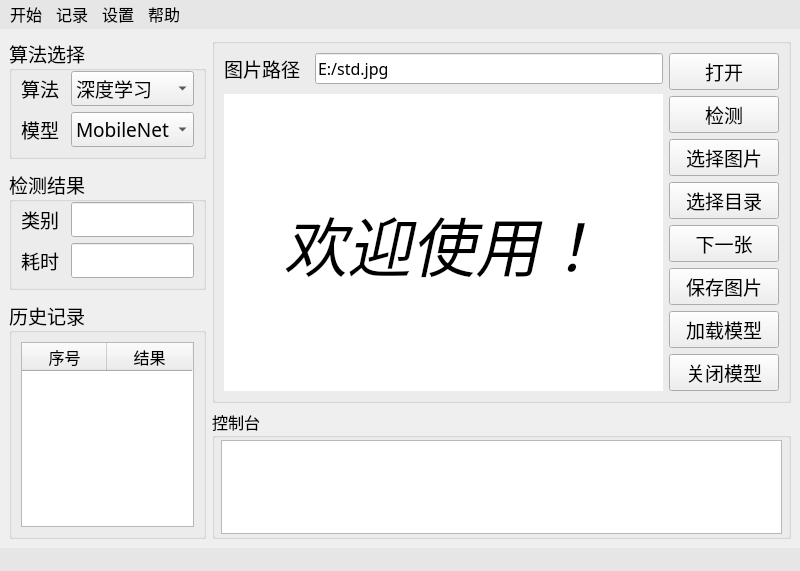
Qt form qt/ui_detection.ui (wang-jiankun/Defect-Detection) before a commit.
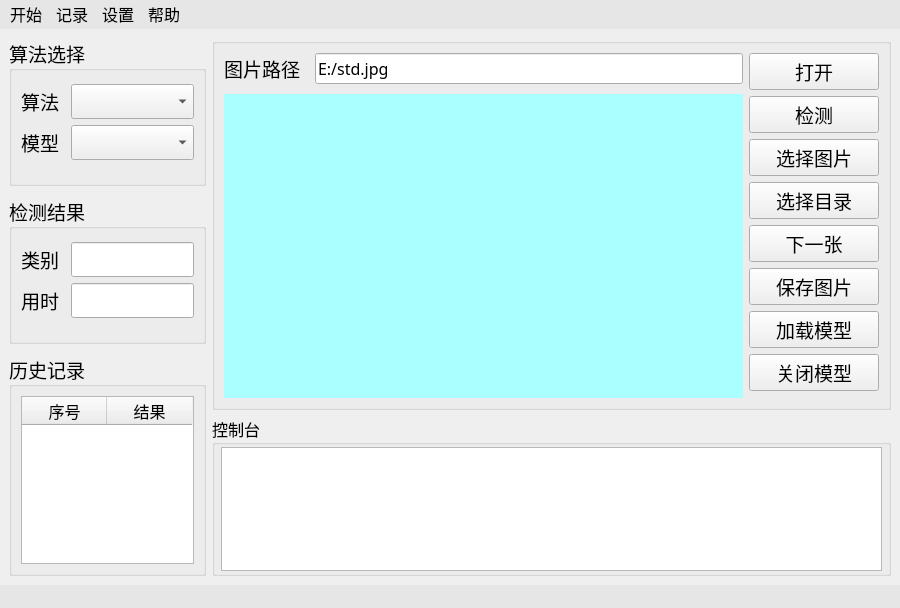
The same form after that commit. Icons and pictures are not drawn.

Diff of the .ui file:
```diff
--- a/qt/ui_detection.ui
+++ b/qt/ui_detection.ui
@@ -6,8 +6,8 @@
    <rect>
     <x>0</x>
     <y>0</y>
-    <width>800</width>
-    <height>571</height>
+    <width>900</width>
+    <height>608</height>
    </rect>
   </property>
   <property name="sizePolicy">
@@ -18,7 +18,7 @@
   </property>
   <property name="minimumSize">
    <size>
-    <width>800</width>
+    <width>900</width>
     <height>500</height>
    </size>
   </property>
@@ -36,12 +36,12 @@
     <normaloff>C:/Users/jkwang/.designer/backup/src/校标.png</normaloff>C:/Users/jkwang/.designer/backup/src/校标.png</iconset>
   </property>
   <widget class="QWidget" name="centralwidget">
-   <layout class="QHBoxLayout" name="horizontalLayout_11" stretch="1,3">
+   <layout class="QHBoxLayout" name="horizontalLayout_11" stretch="1,4">
     <property name="leftMargin">
      <number>9</number>
     </property>
     <item>
-     <layout class="QVBoxLayout" name="verticalLayout_6">
+     <layout class="QVBoxLayout" name="verticalLayout_6" stretch="2,2,3">
       <property name="spacing">
        <number>10</number>
       </property>
@@ -115,6 +115,11 @@
                <property name="editable">
                 <bool>false</bool>
                </property>
+               <item>
+                <property name="text">
+                 <string/>
+                </property>
+               </item>
                <item>
                 <property name="text">
                  <string>深度学习</string>
@@ -167,6 +172,11 @@
                  <pointsize>14</pointsize>
                 </font>
                </property>
+               <item>
+                <property name="text">
+                 <string/>
+                </property>
+               </item>
                <item>
                 <property name="text">
                  <string>MobileNet</string>
@@ -277,7 +287,7 @@
                 </font>
                </property>
                <property name="text">
-                <string>耗时</string>
+                <string>用时</string>
                </property>
               </widget>
              </item>
@@ -307,7 +317,7 @@
       <item>
        <widget class="QGroupBox" name="gb_history">
         <property name="sizePolicy">
-         <sizepolicy hsizetype="Preferred" vsizetype="Maximum">
+         <sizepolicy hsizetype="Preferred" vsizetype="Preferred">
           <horstretch>0</horstretch>
           <verstretch>0</verstretch>
          </sizepolicy>
@@ -430,9 +440,6 @@
                <property name="text">
                 <string>E:/std.jpg</string>
                </property>
-               <property name="placeholderText">
-                <string>图片路径</string>
-               </property>
               </widget>
              </item>
             </layout>
@@ -477,10 +484,10 @@
                  <string> 图片显示区</string>
                 </property>
                 <property name="styleSheet">
-                 <string notr="true">background-color: rgb(255, 255, 255);</string>
+                 <string notr="true">background-color: rgb(170, 255, 255);</string>
                 </property>
                 <property name="text">
-                 <string>欢迎使用！</string>
+                 <string/>
                 </property>
                 <property name="alignment">
                  <set>Qt::AlignCenter</set>
@@ -729,7 +736,7 @@
     <rect>
      <x>0</x>
      <y>0</y>
-     <width>800</width>
+     <width>900</width>
      <height>33</height>
     </rect>
    </property>
```
Left out of the diff: 4 changed lines with no effect on the pictures.
